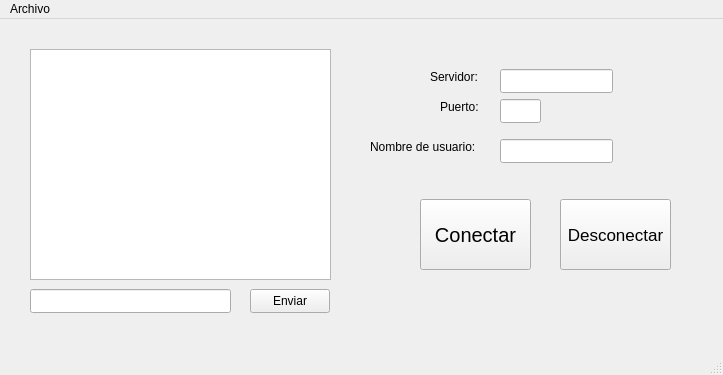
Before: the Qt Designer form Cliente/mainwindow.ui in GrageraE/App-Mensajeria-2.0, drawn with Qt 5.
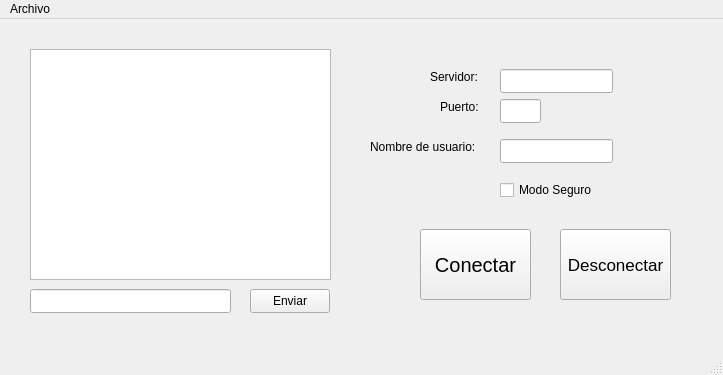
After: the same form once the commit is applied.

What changed in the file:
```diff
--- a/Cliente/mainwindow.ui
+++ b/Cliente/mainwindow.ui
@@ -74,7 +74,7 @@
     <property name="geometry">
      <rect>
       <x>420</x>
-      <y>180</y>
+      <y>210</y>
       <width>111</width>
       <height>71</height>
      </rect>
@@ -92,7 +92,7 @@
     <property name="geometry">
      <rect>
       <x>560</x>
-      <y>180</y>
+      <y>210</y>
       <width>111</width>
       <height>71</height>
      </rect>
@@ -152,6 +152,19 @@
      </rect>
     </property>
    </widget>
+   <widget class="QCheckBox" name="checkSeguro">
+    <property name="geometry">
+     <rect>
+      <x>500</x>
+      <y>160</y>
+      <width>101</width>
+      <height>22</height>
+     </rect>
+    </property>
+    <property name="text">
+     <string>Modo Seguro</string>
+    </property>
+   </widget>
   </widget>
   <widget class="QMenuBar" name="menubar">
    <property name="geometry">
```
